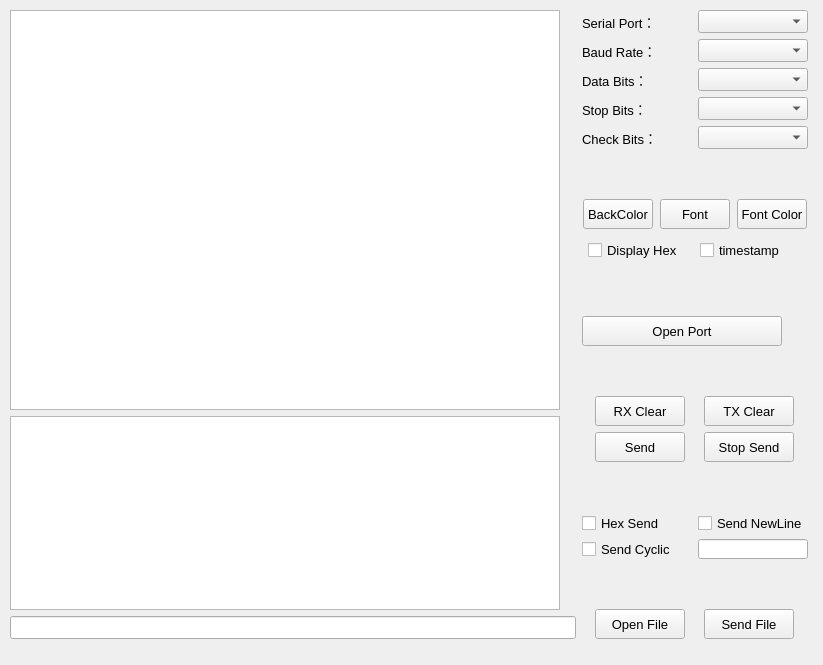
Before: the Qt Designer form src/mainwindow.ui in SandroDickens/SupperCOM, drawn with Qt 5.
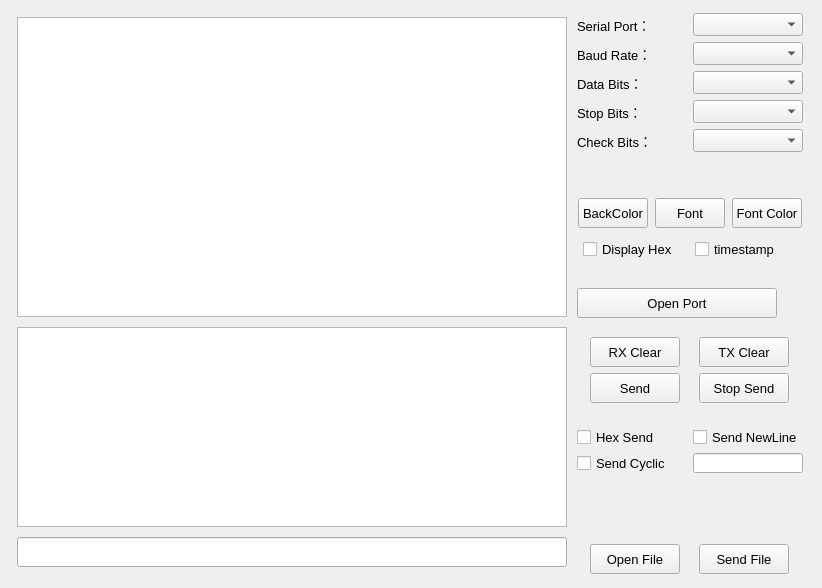
After: the same form once the commit is applied. Icons and pictures are not drawn.

```diff
--- a/src/mainwindow.ui
+++ b/src/mainwindow.ui
@@ -6,14 +6,26 @@
    <rect>
     <x>0</x>
     <y>0</y>
-    <width>823</width>
-    <height>665</height>
+    <width>822</width>
+    <height>588</height>
    </rect>
   </property>
+  <property name="sizePolicy">
+   <sizepolicy hsizetype="Fixed" vsizetype="Fixed">
+    <horstretch>0</horstretch>
+    <verstretch>0</verstretch>
+   </sizepolicy>
+  </property>
   <property name="minimumSize">
    <size>
-    <width>790</width>
-    <height>665</height>
+    <width>822</width>
+    <height>588</height>
+   </size>
+  </property>
+  <property name="maximumSize">
+   <size>
+    <width>822</width>
+    <height>588</height>
    </size>
   </property>
   <property name="windowTitle">
@@ -27,15 +39,15 @@
    <widget class="QWidget" name="">
     <property name="geometry">
      <rect>
-      <x>10</x>
-      <y>10</y>
-      <width>798</width>
-      <height>629</height>
+      <x>13</x>
+      <y>13</y>
+      <width>794</width>
+      <height>561</height>
      </rect>
     </property>
     <layout class="QHBoxLayout" name="horizontalLayout_8">
      <item>
-      <layout class="QVBoxLayout" name="verticalLayout_4">
+      <layout class="QVBoxLayout" name="verticalLayout_5">
        <item>
         <widget class="QTextBrowser" name="recvTextBrowser">
          <property name="sizePolicy">
@@ -47,7 +59,13 @@
          <property name="minimumSize">
           <size>
            <width>550</width>
-           <height>400</height>
+           <height>300</height>
+          </size>
+         </property>
+         <property name="maximumSize">
+          <size>
+           <width>550</width>
+           <height>300</height>
           </size>
          </property>
          <property name="font">
@@ -72,7 +90,13 @@
          <property name="minimumSize">
           <size>
            <width>550</width>
-           <height>150</height>
+           <height>200</height>
+          </size>
+         </property>
+         <property name="maximumSize">
+          <size>
+           <width>550</width>
+           <height>200</height>
           </size>
          </property>
          <property name="font">
@@ -94,6 +118,18 @@
            <verstretch>0</verstretch>
           </sizepolicy>
          </property>
+         <property name="minimumSize">
+          <size>
+           <width>0</width>
+           <height>0</height>
+          </size>
+         </property>
+         <property name="maximumSize">
+          <size>
+           <width>550</width>
+           <height>30</height>
+          </size>
+         </property>
          <property name="font">
           <font>
            <family>Arial</family>
@@ -107,6 +143,8 @@
      <item>
       <layout class="QVBoxLayout" name="verticalLayout_3">
        <item>
+        <layout class="QVBoxLayout" name="verticalLayout_4">
+         <item>
         <layout class="QGridLayout" name="gridLayout">
          <item row="0" column="0">
           <widget class="QLabel" name="label_1">
@@ -801,6 +839,8 @@
          </item>
         </layout>
        </item>
+        </layout>
+       </item>
        <item>
         <spacer name="verticalSpacer_4">
          <property name="orientation">
@@ -809,7 +849,7 @@
          <property name="sizeHint" stdset="0">
           <size>
            <width>20</width>
-           <height>18</height>
+           <height>17</height>
           </size>
          </property>
         </spacer>
```
Lines whose indentation alone changed are shown as unchanged.
